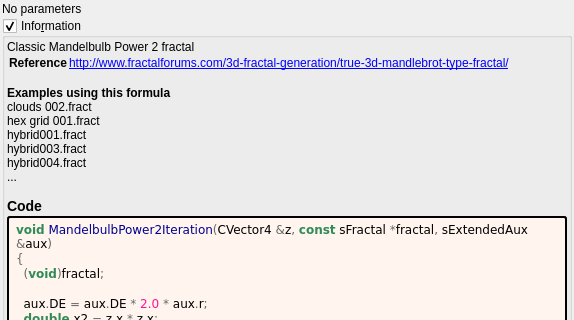
Old version of the form mandelbulber2/formula/ui/mandelbulb_power2.ui in the repository buddhi1980/mandelbulber2; both pictures show x 0 to 574 and y 0 to 320 of the 574 by 692 pixel window.
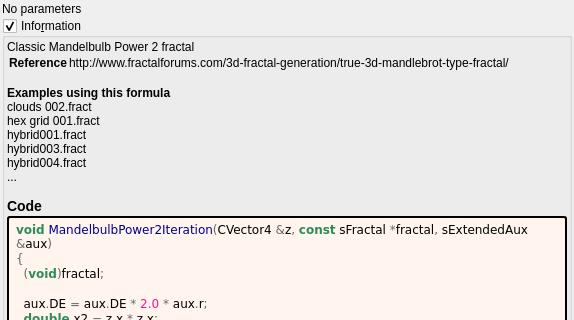
New version of the form. Custom widgets are drawn as their Qt base class.

Commit message:
docs: show fractalforums.com formula references as text
fractalforums.com is only partly online; fractalforums.org keeps a read-only
copy and the active forum. The formula information boxes now show
fractalforums.com references (and the wrapped lines that continue them) as
plain text. The links that remain are closed with </a>, which the generator
never wrote. The formula/ui files are regenerated with
tools/populate_ui_information.py.

```diff
--- a/mandelbulber2/formula/ui/mandelbulb_power2.ui
+++ b/mandelbulber2/formula/ui/mandelbulb_power2.ui
@@ -67,7 +67,7 @@
        <widget class="QLabel" name="label_information_general">
         <property name="text">
          <string notr="true">&lt;p&gt;Classic Mandelbulb Power 2 fractal&lt;/p&gt;&lt;table&gt;
-&lt;tr&gt;&lt;th&gt;Reference&lt;/th&gt;&lt;td&gt;&lt;a href=&quot;http://www.fractalforums.com/3d-fractal-generation/true-3d-mandlebrot-type-fractal/&quot;&gt;http://www.fractalforums.com/3d-fractal-generation/true-3d-mandlebrot-type-fractal/&lt;br&gt;
+&lt;tr&gt;&lt;th&gt;Reference&lt;/th&gt;&lt;td&gt;http://www.fractalforums.com/3d-fractal-generation/true-3d-mandlebrot-type-fractal/&lt;br&gt;
 &lt;/td&gt;&lt;/tr&gt;
 &lt;/table&gt;
 &lt;br&gt;&lt;b&gt;Examples using this formula&lt;/b&gt;&lt;br&gt;clouds 002.fract&lt;br&gt;hex grid 001.fract&lt;br&gt;hybrid001.fract&lt;br&gt;hybrid003.fract&lt;br&gt;hybrid004.fract&lt;br&gt;...&lt;h3&gt;Code&lt;/h3&gt;</string>
```
The commit also changes 202 other files.
